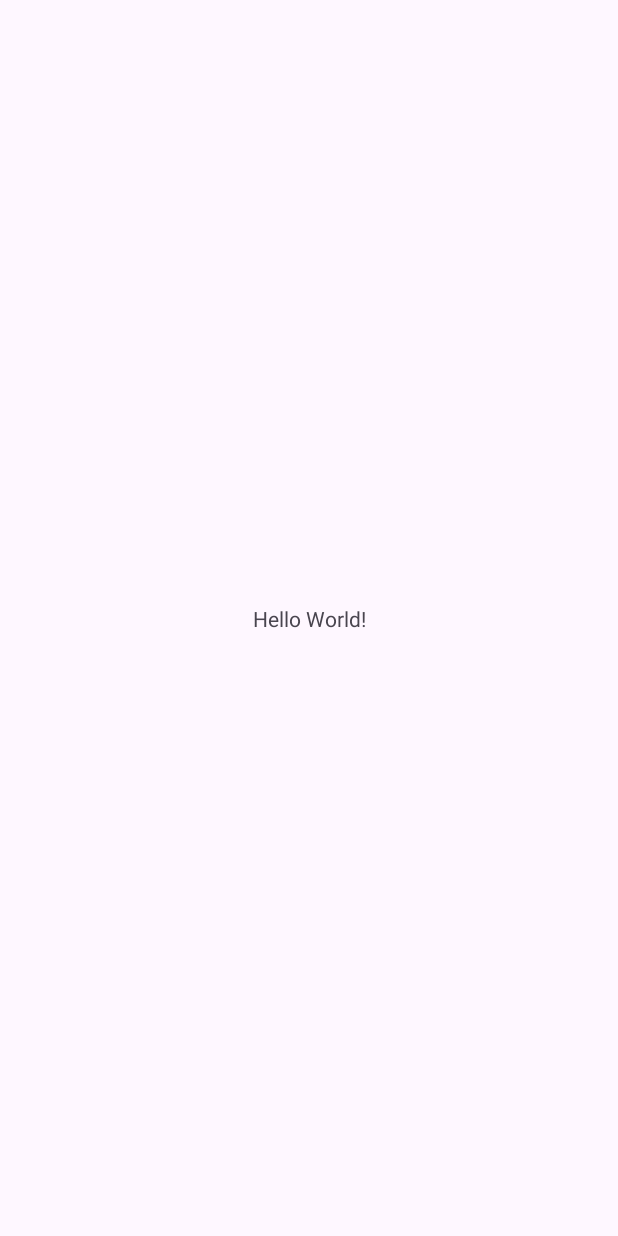
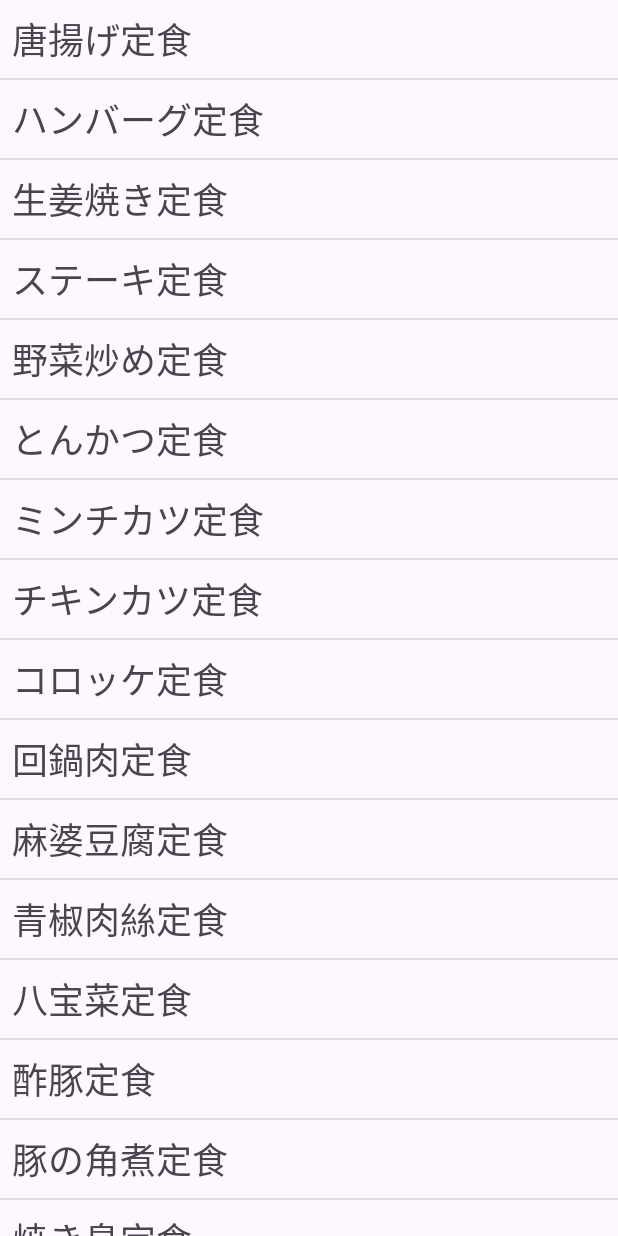
Before and after one commit to itc-s22030/Android1, an Android app: the screen it shows after launch (MainActivity), on a phone screen of 412 x 824 dp. Before the commit the screen is almost empty. Run offline under Robolectric (Android 15) with nearby library versions, the phone set to English and light mode, and no system bars.

Commit message:
第五章終わり

```diff
--- a/ListViewReplaceSample/app/build.gradle
+++ b/ListViewReplaceSample/app/build.gradle
@@ -30,7 +30,7 @@ android {
     kotlinOptions {
         jvmTarget = '1.8'
     }
-    buildFeaatures{
+    buildFeatures{
         viewBinding = true
     }
 }
--- a/ListViewReplaceSample/app/src/main/java/jp/ac/it_college/std/s22030/listviewreplacesample/MainActivity.kt
+++ b/ListViewReplaceSample/app/src/main/java/jp/ac/it_college/std/s22030/listviewreplacesample/MainActivity.kt
@@ -2,10 +2,47 @@ package jp.ac.it_college.std.s22030.listviewreplacesample
 
 import androidx.appcompat.app.AppCompatActivity
 import android.os.Bundle
+import androidx.recyclerview.widget.DividerItemDecoration
+import androidx.recyclerview.widget.LinearLayoutManager
+import jp.ac.it_college.std.s22030.listviewreplacesample.databinding.ActivityMainBinding
 
 class MainActivity : AppCompatActivity() {
+    private lateinit var binding: ActivityMainBinding
     override fun onCreate(savedInstanceState: Bundle?) {
         super.onCreate(savedInstanceState)
-        setContentView(R.layout.activity_main)
+        binding = ActivityMainBinding.inflate(layoutInflater)
+        setContentView(binding.root)
+
+        val menuList = mutableListOf(
+            "唐揚げ定食",
+            "ハンバーグ定食",
+            "生姜焼き定食",
+            "ステーキ定食",
+            "野菜炒め定食",
+            "とんかつ定食",
+            "ミンチカツ定食",
+            "チキンカツ定食",
+            "コロッケ定食",
+            "回鍋肉定食",
+            "麻婆豆腐定食",
+            "青椒肉絲定食",
+            "八宝菜定食",
+            "酢豚定食",
+            "豚の角煮定食",
+            "焼き鳥定食",
+            "焼き魚定食",
+            "焼肉定食",
+        )
+
+        binding.rvMenu.apply{
+            val linearLayoutManager = LinearLayoutManager(this@MainActivity)
+            layoutManager = linearLayoutManager
+            adapter = MenuListAdapter(menuList)
+            addItemDecoration(
+                DividerItemDecoration(
+                    this@MainActivity, linearLayoutManager.orientation
+                )
+            )
+        }
     }
 }
--- /dev/null
+++ b/ListViewReplaceSample/app/src/main/java/jp/ac/it_college/std/s22030/listviewreplacesample/MenuListAdapter.kt
@@ -0,0 +1,30 @@
+package jp.ac.it_college.std.s22030.listviewreplacesample
+
+import android.view.LayoutInflater
+import android.view.ViewGroup
+import android.widget.Toast
+import androidx.recyclerview.widget.RecyclerView
+import jp.ac.it_college.std.s22030.listviewreplacesample.databinding.MenuRowBinding
+
+class MenuListAdapter(
+    private val data: List<String>
+) : RecyclerView.Adapter<MenuListAdapter.ViewHolder>() {
+    class ViewHolder(val binding: MenuRowBinding) : RecyclerView.ViewHolder(binding.root)
+
+    override fun onCreateViewHolder(parent: ViewGroup, viewType: Int): ViewHolder {
+        val inflater = LayoutInflater.from(parent.context)
+        val binding = MenuRowBinding.inflate(inflater, parent, false)
+        return ViewHolder(binding)
+
+    }
+
+    override fun getItemCount(): Int = data.size
+
+    override fun onBindViewHolder(holder: ViewHolder, position: Int) {
+        holder.binding.tvMenu.text = data[position]
+        holder.binding.root.setOnClickListener {
+            val msg = it.context.resources.getString(R.string.toast_msg, data[position])
+            Toast.makeText(it.context, msg, Toast.LENGTH_LONG).show()
+        }
+    }
+}
--- a/ListViewReplaceSample/app/src/main/res/layout/activity_main.xml
+++ b/ListViewReplaceSample/app/src/main/res/layout/activity_main.xml
@@ -1,18 +1,8 @@
 <?xml version="1.0" encoding="utf-8"?>
-<androidx.constraintlayout.widget.ConstraintLayout xmlns:android="http://schemas.android.com/apk/res/android"
+<androidx.recyclerview.widget.RecyclerView xmlns:android="http://schemas.android.com/apk/res/android"
     xmlns:app="http://schemas.android.com/apk/res-auto"
     xmlns:tools="http://schemas.android.com/tools"
+    android:id="@+id/rvMenu"
     android:layout_width="match_parent"
     android:layout_height="match_parent"
-    tools:context=".MainActivity">
-
-    <TextView
-        android:layout_width="wrap_content"
-        android:layout_height="wrap_content"
-        android:text="Hello World!"
-        app:layout_constraintBottom_toBottomOf="parent"
-        app:layout_constraintEnd_toEndOf="parent"
-        app:layout_constraintStart_toStartOf="parent"
-        app:layout_constraintTop_toTopOf="parent" />
-
-</androidx.constraintlayout.widget.ConstraintLayout>
+    tools:context=".MainActivity" />
--- /dev/null
+++ b/ListViewReplaceSample/app/src/main/res/layout/menu_row.xml
@@ -0,0 +1,18 @@
+<?xml version="1.0" encoding="utf-8"?>
+<LinearLayout xmlns:android="http://schemas.android.com/apk/res/android"
+    xmlns:tools="http://schemas.android.com/tools"
+    android:layout_width="match_parent"
+    android:layout_height="wrap_content"
+    android:background="?attr/selectableItemBackground"
+    android:orientation="vertical">
+
+    <TextView
+        android:id="@+id/tvMenu"
+        android:layout_width="match_parent"
+        android:layout_height="wrap_content"
+        android:paddingStart="8dp"
+        android:paddingTop="8dp"
+        android:paddingBottom="8dp"
+        android:textSize="24sp"
+        tools:text="すっぽん定食" />
+</LinearLayout>
```
